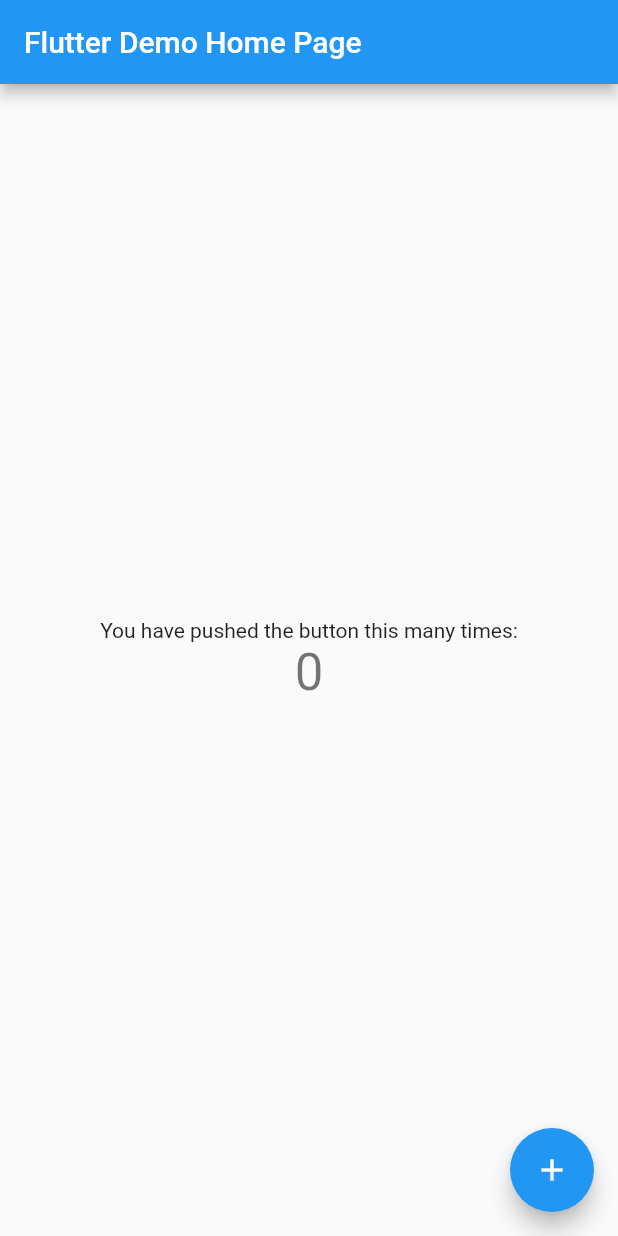
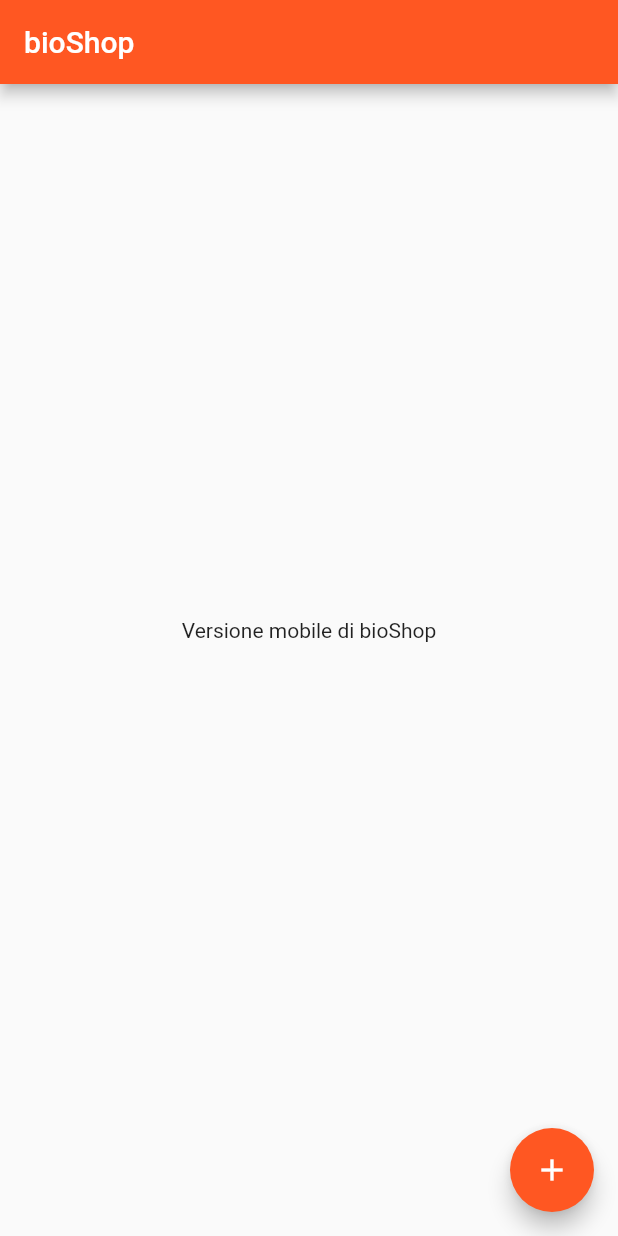
Before and after one commit to italianog/bioshop_mobileapp, a Flutter app: the screen it shows after launch, on a phone screen of 412 x 824 dp. Run offline on Flutter 3.47's test engine with Material 2 defaults, Android fonts, the phone set to English and light mode, and no system bars.

Commit message:
cleared the default content

```diff
--- a/lib/main.dart
+++ b/lib/main.dart
@@ -20,13 +20,13 @@ class MyApp extends StatelessWidget {
         // or simply save your changes to "hot reload" in a Flutter IDE).
         // Notice that the counter didn't reset back to zero; the application
         // is not restarted.
-        primarySwatch: Colors.blue,
+        primarySwatch: Colors.deepOrange,
         // This makes the visual density adapt to the platform that you run
         // the app on. For desktop platforms, the controls will be smaller and
         // closer together (more dense) than on mobile platforms.
         visualDensity: VisualDensity.adaptivePlatformDensity,
       ),
-      home: MyHomePage(title: 'Flutter Demo Home Page'),
+      home: MyHomePage(title: 'bioShop'),
     );
   }
 }
@@ -50,19 +50,6 @@ class MyHomePage extends StatefulWidget {
 }
 
 class _MyHomePageState extends State<MyHomePage> {
-  int _counter = 0;
-
-  void _incrementCounter() {
-    setState(() {
-      // This call to setState tells the Flutter framework that something has
-      // changed in this State, which causes it to rerun the build method below
-      // so that the display can reflect the updated values. If we changed
-      // _counter without calling setState(), then the build method would not be
-      // called again, and so nothing would appear to happen.
-      _counter++;
-    });
-  }
-
   @override
   Widget build(BuildContext context) {
     // This method is rerun every time setState is called, for instance as done
@@ -98,18 +85,18 @@ class _MyHomePageState extends State<MyHomePage> {
           mainAxisAlignment: MainAxisAlignment.center,
           children: <Widget>[
             Text(
-              'You have pushed the button this many times:',
+              'Versione mobile di bioShop',
             ),
             Text(
-              '$_counter',
+              '',
               style: Theme.of(context).textTheme.headline4,
             ),
           ],
         ),
       ),
       floatingActionButton: FloatingActionButton(
-        onPressed: _incrementCounter,
-        tooltip: 'Increment',
+        onPressed: null,
+        tooltip: '',
         child: Icon(Icons.add),
       ), // This trailing comma makes auto-formatting nicer for build methods.
     );
```
